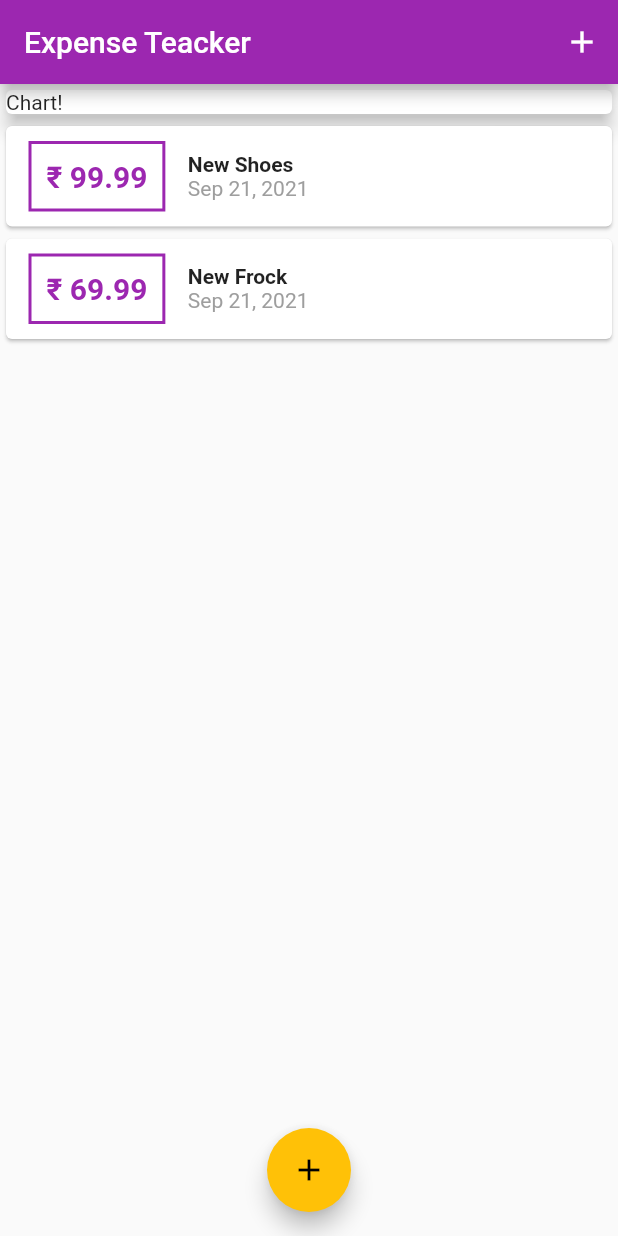
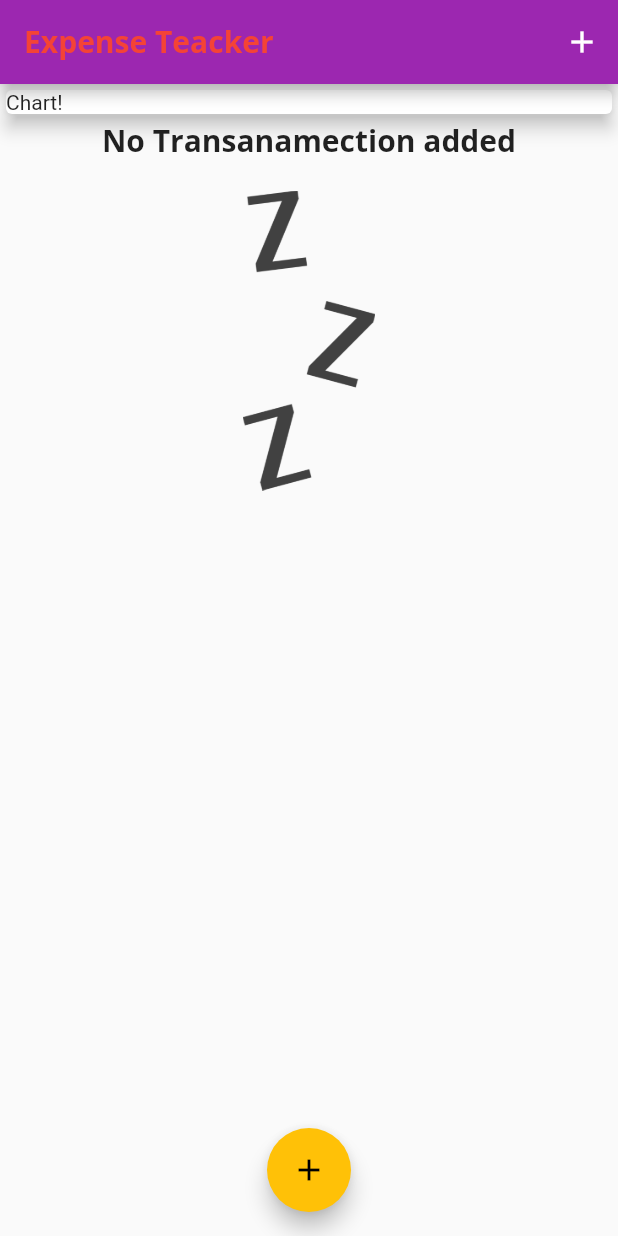
Before and after one commit to aditechdev/Expense_tracker, a Flutter app: the screen it shows after launch, on a phone screen of 412 x 824 dp. Run offline on Flutter 3.47's test engine with Material 2 defaults, Android fonts, the phone set to English and light mode, and no system bars.

Commit message:
:sparkles: 2 parts done

```diff
--- a/lib/main.dart
+++ b/lib/main.dart
@@ -1,3 +1,5 @@
+import 'package:flutter/painting.dart';
+
 import './widgets/new_transaction.dart';
 import 'package:flutter/material.dart';
 import 'package:flutter/rendering.dart';
@@ -19,6 +21,24 @@ class MyApp extends StatelessWidget {
       theme: ThemeData(
         primarySwatch: Colors.purple,
         accentColor: Colors.amber,
+        fontFamily: 'Quicksand',
+        textTheme: ThemeData.light().textTheme.copyWith(
+              headline6: TextStyle(
+                fontFamily: 'OpenSans',
+                fontSize: 20,
+                fontWeight: FontWeight.bold,
+              ),
+            ),
+        appBarTheme: AppBarTheme(
+          textTheme: ThemeData.light().textTheme.copyWith(
+                headline6: TextStyle(
+                  fontFamily: 'OpenSans',
+                  fontSize: 20,
+                  color: Colors.red,
+                  fontWeight: FontWeight.bold,
+                ),
+              ),
+        ),
       ),
       home: MyHomePage(),
     );
@@ -32,18 +52,18 @@ class MyHomePage extends StatefulWidget {
 
 class _MyHomePageState extends State<MyHomePage> {
   final List<Transaction> _userTransactions = [
-    Transaction(
-      id: 'ti',
-      title: 'New Shoes',
-      amount: 99.99,
-      date: DateTime.now(),
-    ),
-    Transaction(
-      id: 't2',
-      title: 'New Frock',
-      amount: 69.99,
-      date: DateTime.now(),
-    ),
+    // Transaction(
+    //   id: 'ti',
+    //   title: 'New Shoes',
+    //   amount: 99.99,
+    //   date: DateTime.now(),
+    // ),
+    // Transaction(
+    //   id: 't2',
+    //   title: 'New Frock',
+    //   amount: 69.99,
+    //   date: DateTime.now(),
+    // ),
   ];
 
   void addNewTransaction(String txTitle, double txAmount) {
@@ -80,6 +100,7 @@ class _MyHomePageState extends State<MyHomePage> {
         child: Icon(Icons.add),
       ),
       appBar: AppBar(
+        // textTheme: Theme.of(context).appBarTheme.,
         actions: <Widget>[
           IconButton(
             onPressed: () => _startAddNewTransaction(context),
--- a/lib/widgets/transaction_list.dart
+++ b/lib/widgets/transaction_list.dart
@@ -12,7 +12,24 @@ class TransactionList extends StatelessWidget {
   Widget build(BuildContext context) {
     return Container(
       height: 300,
-      child: ListView.builder(
+      child: transactions.isEmpty
+          ? Column(
+              children: [
+                Text(
+                  'No Transanamection added',
+                  style: Theme.of(context).textTheme.headline6,
+                ),
+                SizedBox(height: 20),
+                Container(
+                  height: 200,
+                  child: Image.asset(
+                    'assets/images/waiting.png',
+                    fit: BoxFit.cover,
+                  ),
+                ),
+              ],
+            )
+          : ListView.builder(
               itemBuilder: (ctx, index) {
                 return Card(
                   child: Row(
@@ -47,9 +64,7 @@ class TransactionList extends StatelessWidget {
                         children: [
                           Text(
                             transactions[index].title,
-                      style: TextStyle(
-                        fontWeight: FontWeight.bold,
-                      ),
+                            style: Theme.of(context).textTheme.headline6,
                           ),
                           Text(
                             DateFormat('MMM dd, yyyy')
```
Also changed, not shown: pubspec.yaml (+13 -13 lines), assets/fonts/OpenSans-Bold.ttf (added), assets/fonts/OpenSans-Regular.ttf (added), assets/fonts/Quicksand-Bold.ttf (added), assets/fonts/Quicksand-Light.ttf (added), assets/fonts/Quicksand-Medium.ttf (added), assets/fonts/Quicksand-Regular.ttf (added), assets/images/waiting.png (added). Lines whose indentation alone changed are shown as unchanged.
